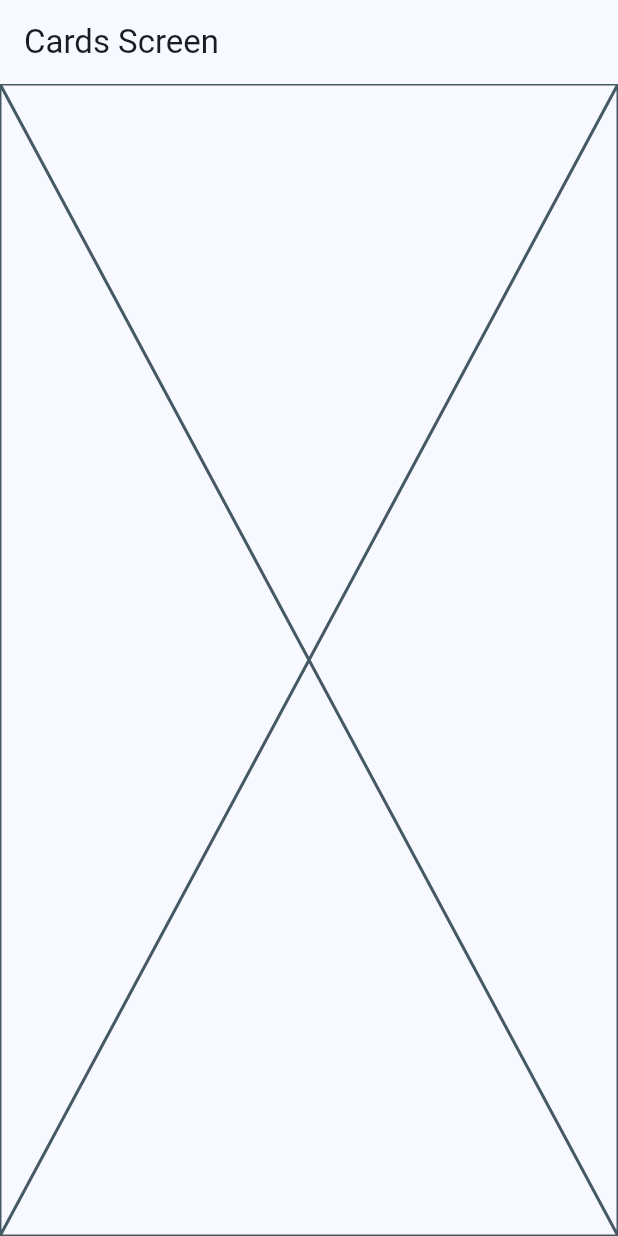
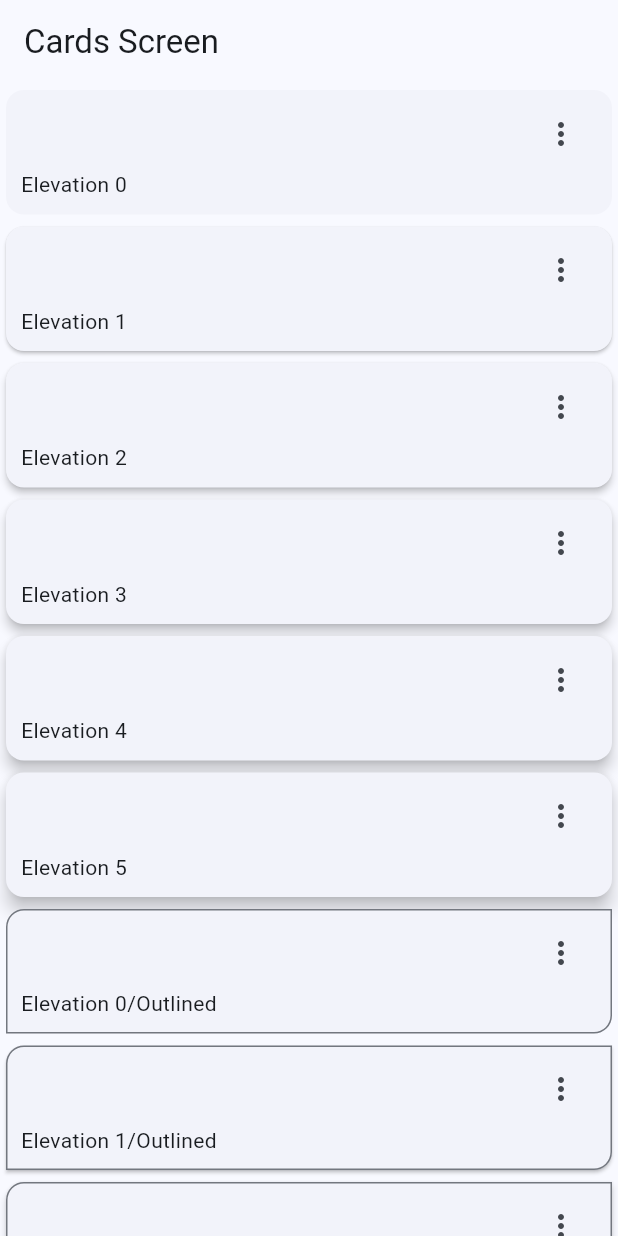
Before and after one commit to XamalionDev71/e301_moviles, a Flutter app: the CardsScreen screen opened by its route, on a phone screen of 412 x 824 dp. Run offline on Flutter 3.47's test engine with Material 3 defaults, Android fonts, the light colour scheme and no system bars; our stand-ins replace go_router.

Commit message:
commit 1 1Abril2025

```diff
--- a/lib/presentation/screens/cards/cards_screen.dart
+++ b/lib/presentation/screens/cards/cards_screen.dart
@@ -1,12 +1,12 @@
 import 'package:flutter/material.dart';
 
 const cards = <Map<String, dynamic>>[
-  {'elevation':0.0, 'label':'Elevation 0'},
-  {'elevation':1.0, 'label':'Elevation 1'},
-  {'elevation':2.0, 'label':'Elevation 2'},
-  {'elevation':3.0, 'label':'Elevation 3'},
-  {'elevation':4.0, 'label':'Elevation 4'},
-  {'elevation':5.0, 'label':'Elevation 5'},
+  {'elevation': 0.0, 'label': 'Elevation 0'},
+  {'elevation': 1.0, 'label': 'Elevation 1'},
+  {'elevation': 2.0, 'label': 'Elevation 2'},
+  {'elevation': 3.0, 'label': 'Elevation 3'},
+  {'elevation': 4.0, 'label': 'Elevation 4'},
+  {'elevation': 5.0, 'label': 'Elevation 5'},
 ];
 
 class CardsScreen extends StatelessWidget {
@@ -18,7 +18,141 @@ class CardsScreen extends StatelessWidget {
   Widget build(BuildContext context) {
     return Scaffold(
       appBar: AppBar(title: Text('Cards Screen')),
-      body: Placeholder(),
+      body: _CardView(),
     );
   }
 }
+
+class _CardView extends StatelessWidget {
+  const _CardView();
+
+  @override
+  Widget build(BuildContext context) {
+    return SingleChildScrollView(
+      child: Column(
+        children: [
+          ...cards.map(
+            (card) =>
+                _CardType1(label: card['label'], elevation: card['elevation']),
+          ),
+          ...cards.map(
+            (card) =>
+                _CardType2(label: card['label'], elevation: card['elevation']),
+          ),
+          ...cards.map(
+            (card) =>
+                _CardType3(label: card['label'], elevation: card['elevation']),
+          ),
+          SizedBox(height: 50,),
+        ],
+      ),
+    );
+  }
+}
+
+class _CardType1 extends StatelessWidget {
+  final String label;
+  final double elevation;
+
+  const _CardType1({required this.label, required this.elevation});
+
+  @override
+  Widget build(BuildContext context) {
+    return Card(
+      elevation: elevation,
+      child: Padding(
+        padding: const EdgeInsets.fromLTRB(10, 5, 10, 10),
+        child: Column(
+          children: [
+            Align(
+              alignment: Alignment.topRight,
+              child: IconButton(
+                onPressed: () {},
+                icon: Icon(Icons.more_vert_outlined),
+              ),
+            ),
+            Align(alignment: Alignment.bottomLeft, child: Text(label)),
+          ],
+        ),
+      ),
+    );
+  }
+}
+
+class _CardType2 extends StatelessWidget {
+  final String label;
+  final double elevation;
+
+  const _CardType2({required this.label, required this.elevation});
+
+  @override
+  Widget build(BuildContext context) {
+    final colors = Theme.of(context).colorScheme;
+
+    return Card(
+      shape: RoundedRectangleBorder(
+        side: BorderSide(
+          color: colors.outline
+        ),
+        borderRadius: BorderRadius.only(
+          topLeft: Radius.circular(12),
+          bottomRight: Radius.circular(12),
+        ),
+      ),
+      elevation: elevation,
+      child: Padding(
+        padding: const EdgeInsets.fromLTRB(10, 5, 10, 10),
+        child: Column(
+          children: [
+            Align(
+              alignment: Alignment.topRight,
+              child: IconButton(
+                onPressed: () {},
+                icon: Icon(Icons.more_vert_outlined),
+              ),
+            ),
+            Align(
+              alignment: Alignment.bottomLeft,
+              child: Text('$label/Outlined')
+            ),
+          ],
+        ),
+      ),
+    );
+  }
+}
+
+class _CardType3 extends StatelessWidget {
+  final String label;
+  final double elevation;
+
+  const _CardType3({required this.label, required this.elevation});
+
+  @override
+  Widget build(BuildContext context) {
+    final colors = Theme.of(context).colorScheme;
+
+    return Card(
+      color: colors.surfaceContainerHigh,
+      //color: Colors.amber[100],
+      elevation: elevation,
+      child: Padding(
+        padding: const EdgeInsets.fromLTRB(10, 5, 10, 10),
+        child: Column(
+          children: [
+            Align(
+              alignment: Alignment.topRight,
+              child: IconButton(
+                onPressed: () {},
+                icon: Icon(Icons.more_vert_outlined),
+              ),
+            ),
+            Align(
+              alignment: Alignment.bottomLeft,
+              child: Text('$label/Filled')),
+          ],
+        ),
+      ),
+    );
+  }
+}
```
